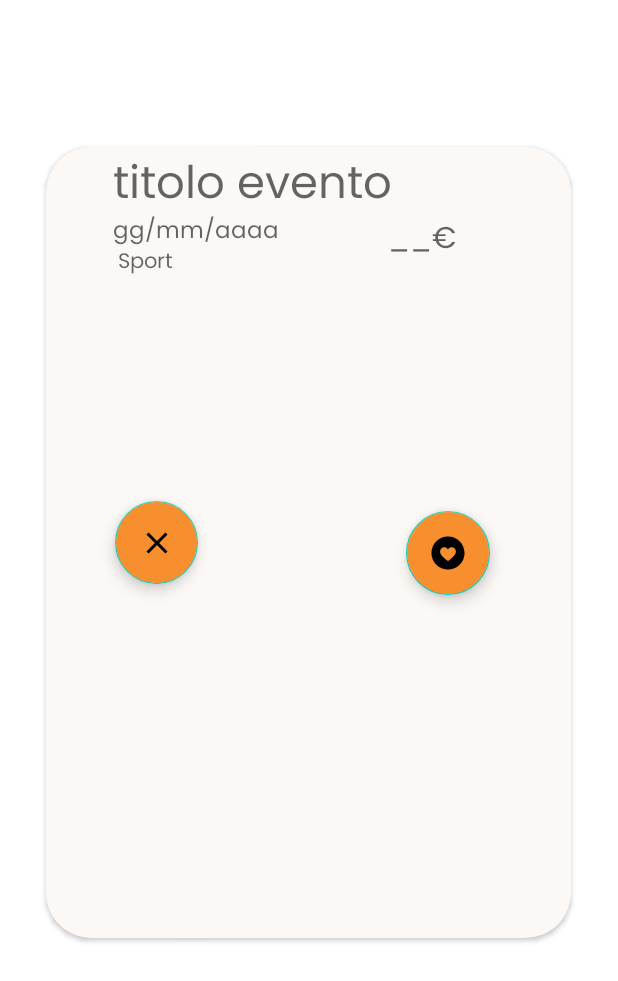
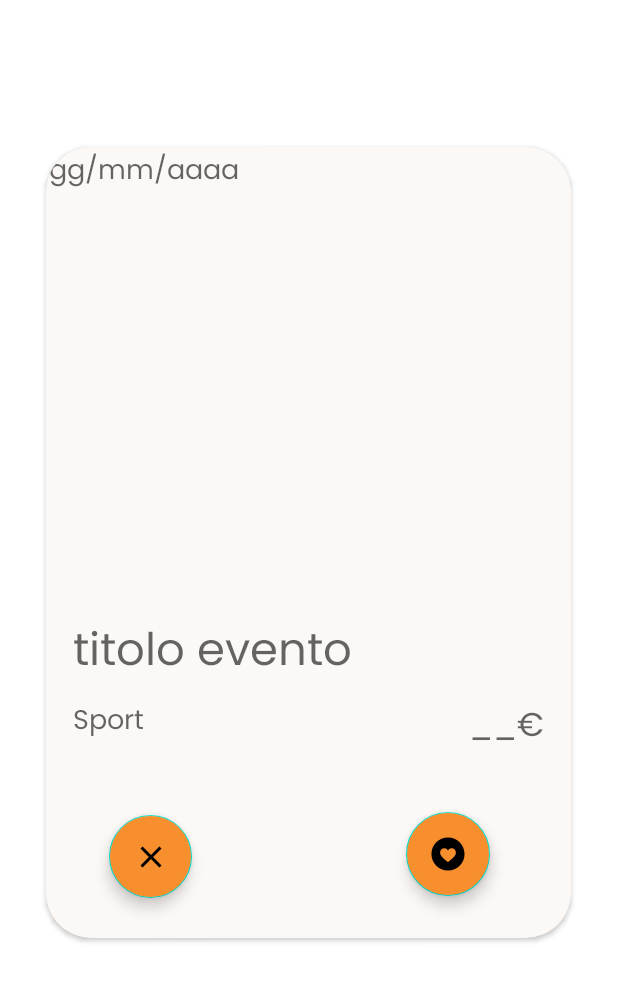
Before and after one commit to FilippoMariucci/ProgettoAndorid, an Android app: the layout event_item.xml on its own in the app's theme, with its tools: preview values and no code run, on a phone screen of 412 x 824 dp. Shown: the top 981 px of the screen. Run offline under Robolectric (Android 15) with nearby library versions, the phone set to English and light mode, and no system bars.

```diff
--- a/app/src/main/java/com/example/progettoprogrammazionemobile/ViewModel/EventoViewModel.kt
+++ b/app/src/main/java/com/example/progettoprogrammazionemobile/ViewModel/EventoViewModel.kt
@@ -67,7 +67,7 @@ class EventoViewModel: ViewModel() {
 
         auth = FirebaseAuth.getInstance()
 
-        storageReference = FirebaseStorage.getInstance().getReference("Users/" + auth.currentUser?.uid + "/" + idEvento)
+        storageReference = FirebaseStorage.getInstance().getReference("Users/" + idEvento)
         storageReference.putFile(imageUri)
 
     }
--- a/app/src/main/res/layout/event_item.xml
+++ b/app/src/main/res/layout/event_item.xml
@@ -19,95 +19,97 @@
 
         <ImageView
             android:id="@+id/immagineEvento"
-            android:layout_width="340dp"
-            android:layout_height="265dp"
+            android:layout_width="match_parent"
+            android:layout_height="match_parent"
             app:layout_constraintEnd_toEndOf="parent"
             app:layout_constraintStart_toStartOf="parent"
             app:layout_constraintTop_toTopOf="parent"></ImageView>
 
         <TextView
             android:id="@+id/tvEventDesc"
-            android:layout_width="260dp"
-            android:layout_height="34dp"
-            android:layout_marginStart="20dp"
+            android:layout_width="313dp"
+            android:layout_height="45dp"
+            android:layout_marginTop="280dp"
             android:fontFamily="@font/poppins"
             android:hint="titolo evento"
             android:textColor="@color/black"
             android:textSize="30dp"
             app:layout_constraintEnd_toEndOf="parent"
-            app:layout_constraintHorizontal_bias="0.348"
+            app:layout_constraintHorizontal_bias="0.484"
             app:layout_constraintStart_toStartOf="parent"
-            tools:layout_editor_absoluteY="290dp">
+            app:layout_constraintTop_toBottomOf="@+id/dataEvento">
 
         </TextView>
 
         <TextView
             android:id="@+id/dataEvento"
-            android:layout_width="117dp"
-            android:layout_height="21dp"
-            android:layout_marginTop="8dp"
+            android:layout_width="240dp"
+            android:layout_height="31dp"
             android:fontFamily="@font/poppins"
             android:hint="gg/mm/aaaa"
             android:textAlignment="viewStart"
             android:textColor="@color/black"
-            android:textSize="15dp"
-            app:layout_constraintEnd_toStartOf="@+id/prezzoEvento"
-            app:layout_constraintHorizontal_bias="0.605"
-            app:layout_constraintStart_toStartOf="parent"
-            app:layout_constraintTop_toBottomOf="@+id/tvEventDesc"></TextView>
+            android:textSize="18dp"
+            tools:layout_editor_absoluteX="20dp"
+            tools:layout_editor_absoluteY="28dp"></TextView>
 
         <TextView
             android:id="@+id/prezzoEvento"
-            android:layout_width="122dp"
-            android:layout_height="36dp"
+            android:layout_width="126dp"
+            android:layout_height="38dp"
             android:layout_marginTop="10dp"
-            android:layout_marginEnd="36dp"
+            android:layout_marginEnd="16dp"
             android:fontFamily="@font/poppins"
             android:hint="__€"
-            android:textAlignment="center"
+            android:textAlignment="textEnd"
             android:textColor="@color/black"
-            android:textSize="20dp"
+            android:textSize="22dp"
             app:layout_constraintEnd_toEndOf="parent"
             app:layout_constraintTop_toBottomOf="@+id/tvEventDesc"></TextView>
 
         <TextView
             android:id="@+id/categoriaEvento"
-            android:layout_width="120dp"
-            android:layout_height="20dp"
-            android:layout_marginEnd="180dp"
+            android:layout_width="126dp"
+            android:layout_height="31dp"
+            android:layout_marginTop="10dp"
             android:fontFamily="@font/poppins"
             android:hint="Sport"
             android:textColor="@color/black"
-            app:layout_constraintEnd_toEndOf="parent"
-            app:layout_constraintTop_toBottomOf="@+id/dataEvento"></TextView>
+            android:textSize="18dp"
+            app:layout_constraintEnd_toStartOf="@+id/prezzoEvento"
+            app:layout_constraintHorizontal_bias="0.204"
+            app:layout_constraintStart_toStartOf="parent"
+            app:layout_constraintTop_toBottomOf="@+id/tvEventDesc"></TextView>
 
         <com.google.android.material.floatingactionbutton.FloatingActionButton
             android:id="@+id/buttonIminterest"
             android:layout_width="wrap_content"
             android:layout_height="wrap_content"
+            android:layout_marginTop="20dp"
             android:layout_marginEnd="52dp"
-            android:layout_marginBottom="4dp"
+            android:layout_marginBottom="10dp"
             android:backgroundTint="@color/orange"
             android:src="@drawable/ic_icons8_amore_cerchiato"
             android:tint="@android:color/white"
             app:layout_constraintBottom_toBottomOf="parent"
             app:layout_constraintEnd_toEndOf="parent"
             app:layout_constraintTop_toBottomOf="@+id/prezzoEvento"
-            app:layout_constraintVertical_bias="0.419" />
+            app:layout_constraintVertical_bias="0.52" />
 
         <com.google.android.material.floatingactionbutton.FloatingActionButton
             android:id="@+id/buttonNoInterest"
             android:layout_width="59dp"
             android:layout_height="55dp"
-            android:layout_marginStart="44dp"
-            android:layout_marginBottom="4dp"
+            android:layout_marginStart="40dp"
+            android:layout_marginTop="20dp"
+            android:layout_marginBottom="10dp"
             android:backgroundTint="@color/orange"
             android:src="@drawable/ic_baseline_clear_24"
             android:tint="@color/white"
             app:layout_constraintBottom_toBottomOf="parent"
             app:layout_constraintStart_toStartOf="parent"
             app:layout_constraintTop_toBottomOf="@+id/categoriaEvento"
-            app:layout_constraintVertical_bias="0.395" />
+            app:layout_constraintVertical_bias="0.636" />
 
     </androidx.constraintlayout.widget.ConstraintLayout>
 
```
Also changed, not shown: app/src/main/java/com/example/progettoprogrammazionemobile/dettaglio_evento.kt (+26 -2 lines), app/src/main/java/com/example/progettoprogrammazionemobile/homeFragment.kt (+13 -2 lines), app/src/main/res/layout/activity_login.xml (+12 -13 lines), app/src/main/res/layout/fragment_dettaglio_evento.xml (+16 -1 lines).
